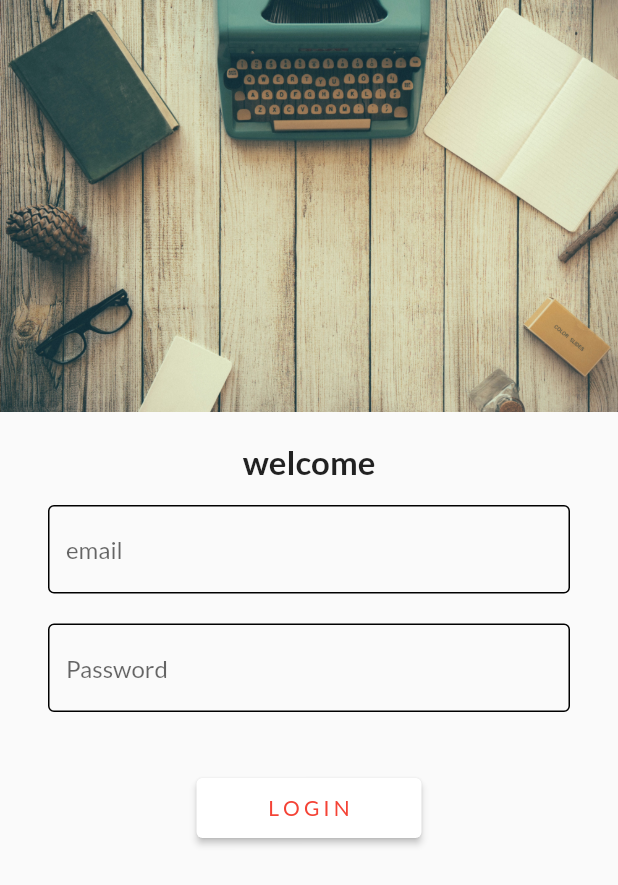
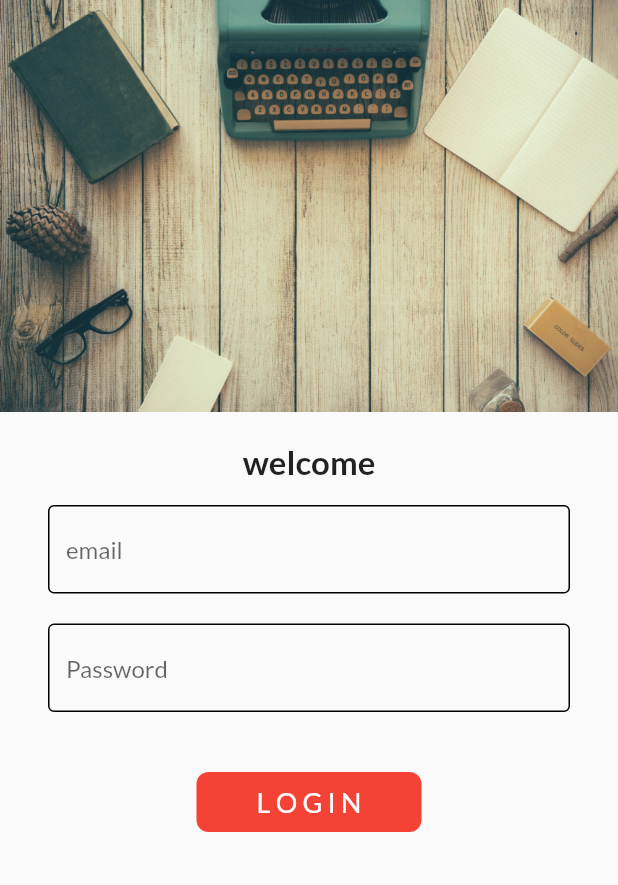
Before and after one commit to waleed-ahmed15/catalouge_app, a Flutter app: the screen it shows after launch, on a phone screen of 412 x 824 dp. Shown: the top 885 px of the screen. Run offline on Flutter 3.47's test engine with Material 2 defaults, Android fonts, the phone set to English and light mode, and no system bars; our stand-ins replace google_fonts.

Commit message:
day 6 completed

```diff
--- a/lib/pages/login_page.dart
+++ b/lib/pages/login_page.dart
@@ -2,8 +2,15 @@ import 'package:catalouge_app/utils/routes.dart';
 import 'package:flutter/material.dart';
 import 'package:google_fonts/google_fonts.dart';
 
-class LoginPage extends StatelessWidget {
+class LoginPage extends StatefulWidget {
   const LoginPage({Key? key}) : super(key: key);
+
+  @override
+  State<LoginPage> createState() => _LoginPageState();
+}
+
+class _LoginPageState extends State<LoginPage> {
+  bool _buttonchange = false;
 
   @override
   Widget build(BuildContext context) {
@@ -58,19 +65,48 @@ class LoginPage extends StatelessWidget {
                   SizedBox(
                     height: 40,
                   ),
-                  ElevatedButton(
-                      style: ButtonStyle(
-                          minimumSize: MaterialStateProperty.all(Size(150, 40)),
-                          backgroundColor:
-                              MaterialStateProperty.all(Colors.white),
-                          foregroundColor:
-                              MaterialStateProperty.all(Colors.red)),
-                      onPressed: () {
-                        Navigator.pushNamed(context, MyRoutes.homeRoute);
-                      },
-                      child: Text(
-                        "L O G I N",
-                      ))
+                  InkWell(
+                    onTap: () async {
+                      setState(() {
+                        _buttonchange = true;
+                      });
+                      await Future.delayed(Duration(seconds: 1));
+                      Navigator.pushNamed(context, MyRoutes.homeRoute);
+                    },
+                    child: AnimatedContainer(
+                      alignment: Alignment.center,
+                      width: _buttonchange ? 50 : 150,
+                      height: 40,
+                      duration: Duration(seconds: 1),
+                      decoration: BoxDecoration(
+                          borderRadius:
+                              BorderRadius.circular(_buttonchange ? 50 : 8),
+                          color: Colors.red),
+                      child: _buttonchange
+                          ? Icon(
+                              Icons.done,
+                              color: Colors.white,
+                            )
+                          : Text(
+                              "L O G I N",
+                              style:
+                                  TextStyle(color: Colors.white, fontSize: 18),
+                            ),
+                    ),
+                  ),
+                  // ElevatedButton(
+                  //     style: ButtonStyle(
+                  //         minimumSize: MaterialStateProperty.all(Size(150, 40)),
+                  //         backgroundColor:
+                  //             MaterialStateProperty.all(Colors.white),
+                  //         foregroundColor:
+                  //             MaterialStateProperty.all(Colors.red)),
+                  //     onPressed: () {
+                  //       Navigator.pushNamed(context, MyRoutes.homeRoute);
+                  //     },
+                  //     child: Text(
+                  //       "L O G I N",
+                  //     ))
                 ],
               ),
             ),
```
